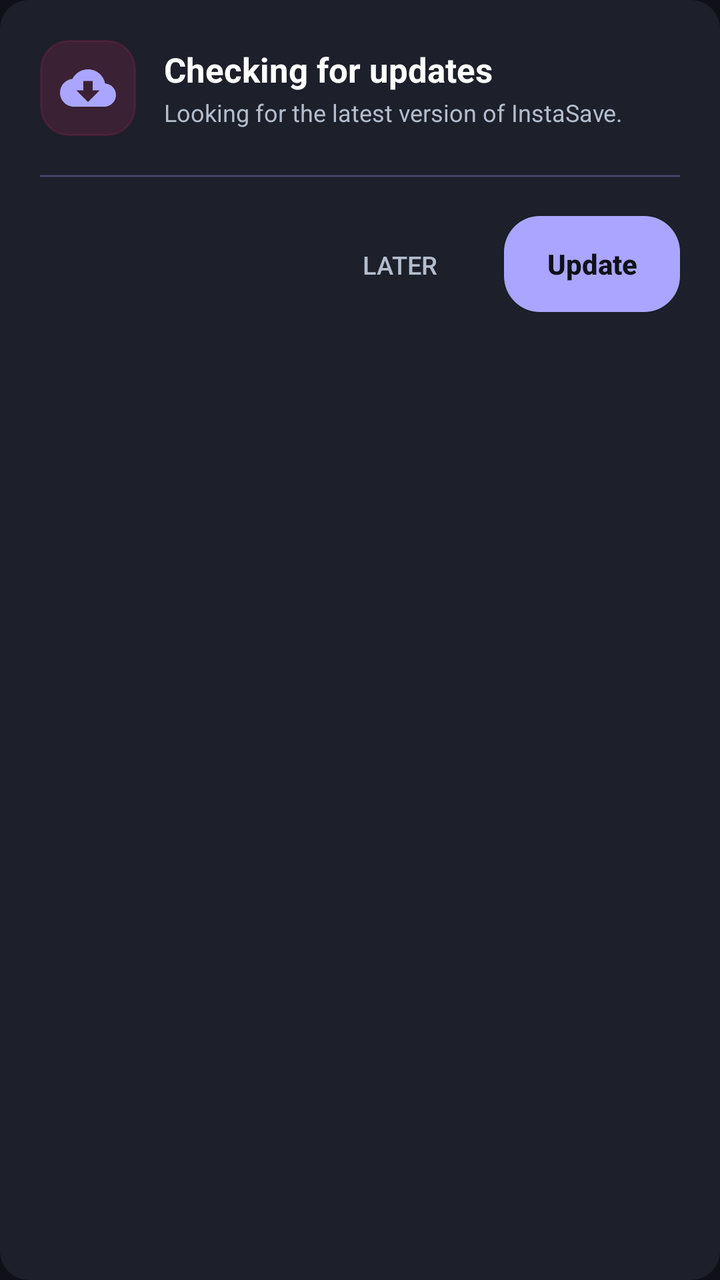
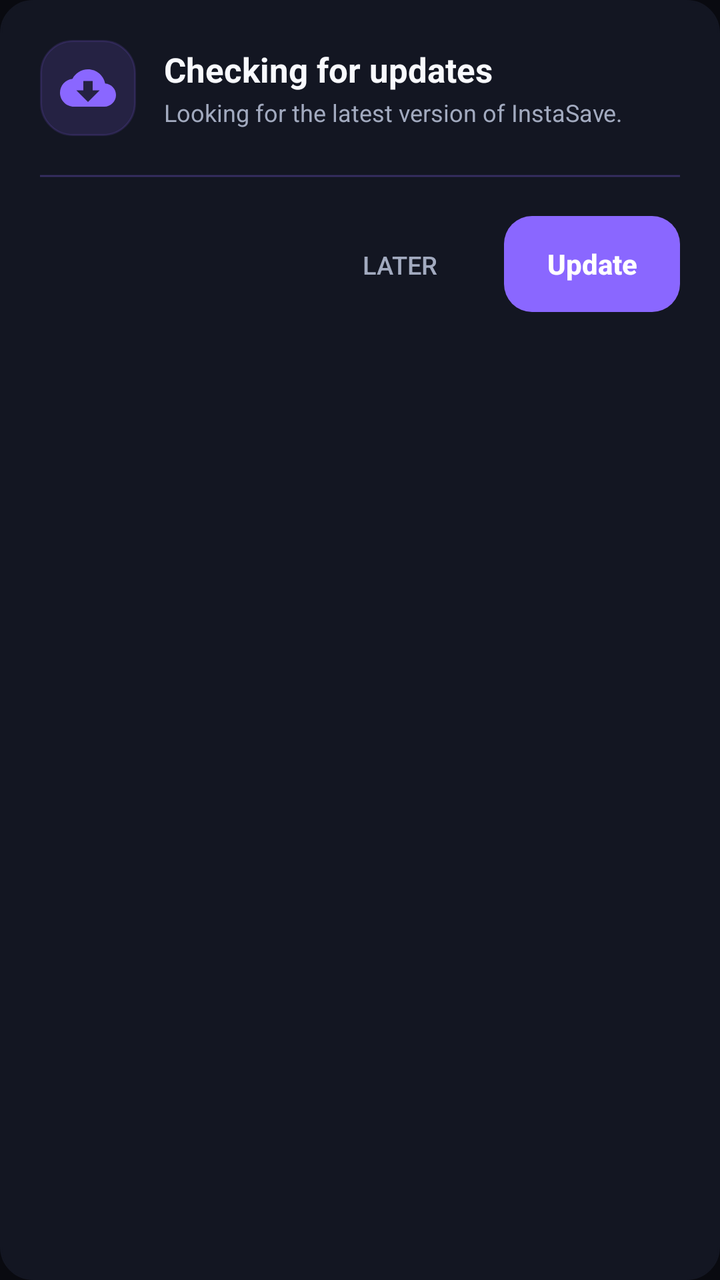

Before-and-after screenshots of an Android layout around one commit, followed by the original layout XML and the change that was made.
<!-- AndroidManifest.xml: application theme Theme.InstaSave -->
<!-- res/layout/dialog_in_app_update.xml -->
<?xml version="1.0" encoding="utf-8"?>
<LinearLayout xmlns:android="http://schemas.android.com/apk/res/android"
    android:layout_width="match_parent"
    android:layout_height="wrap_content"
    android:orientation="vertical"
    android:background="@drawable/card_background"
    android:backgroundTint="@color/card_bg"
    android:padding="20dp">

    
    <LinearLayout
        android:layout_width="match_parent"
        android:layout_height="wrap_content"
        android:orientation="horizontal"
        android:gravity="center_vertical"
        android:layout_marginBottom="14dp">

        <FrameLayout
            android:layout_width="48dp"
            android:layout_height="48dp">

            <View
                android:layout_width="match_parent"
                android:layout_height="match_parent"
                android:background="@drawable/card_background"
                android:backgroundTint="#26E1306C" />

            <ImageView
                android:id="@+id/ivUpdateDialogIcon"
                android:layout_width="28dp"
                android:layout_height="28dp"
                android:layout_gravity="center"
                android:src="@drawable/ic_cloud_download"
                android:tint="@color/insta_pink"
                android:contentDescription="Update Icon" />
        </FrameLayout>

        <LinearLayout
            android:layout_width="0dp"
            android:layout_height="wrap_content"
            android:layout_weight="1"
            android:orientation="vertical"
            android:layout_marginStart="14dp">

            <TextView
                android:id="@+id/tvUpdateDialogTitle"
                android:layout_width="wrap_content"
                android:layout_height="wrap_content"
                android:text="Checking for updates"
                android:textSize="17sp"
                android:textStyle="bold"
                android:textColor="@color/white" />

            <TextView
                android:id="@+id/tvUpdateDialogSubtitle"
                android:layout_width="wrap_content"
                android:layout_height="wrap_content"
                android:text="Looking for the latest version of InstaSave."
                android:textSize="12sp"
                android:textColor="@color/text_secondary"
                android:layout_marginTop="2dp" />
        </LinearLayout>
    </LinearLayout>

    
    <ProgressBar
        android:id="@+id/pbUpdateChecking"
        style="?android:attr/progressBarStyleHorizontal"
        android:indeterminate="true"
        android:layout_width="match_parent"
        android:layout_height="4dp"
        android:layout_marginTop="4dp"
        android:layout_marginBottom="12dp"
        android:indeterminateTint="@color/insta_pink"
        android:visibility="visible" />

    
    <LinearLayout
        android:id="@+id/layoutReleaseNotes"
        android:layout_width="match_parent"
        android:layout_height="wrap_content"
        android:orientation="vertical"
        android:background="@drawable/card_background"
        android:backgroundTint="#1E1C2B"
        android:padding="14dp"
        android:layout_marginBottom="14dp"
        android:visibility="gone">

        <LinearLayout
            android:layout_width="match_parent"
            android:layout_height="wrap_content"
            android:orientation="horizontal"
            android:gravity="center_vertical">

            <TextView
                android:id="@+id/tvReleaseVersion"
                android:layout_width="0dp"
                android:layout_height="wrap_content"
                android:layout_weight="1"
                android:text="Version 1.2.1"
                android:textSize="13.5sp"
                android:textStyle="bold"
                android:textColor="@color/insta_pink" />

            <TextView
                android:id="@+id/tvReleaseSize"
                android:layout_width="wrap_content"
                android:layout_height="wrap_content"
                android:text="3.8 MB"
                android:textSize="11.5sp"
                android:textStyle="bold"
                android:textColor="@color/text_muted"
                android:background="@drawable/card_background"
                android:backgroundTint="#2A2838"
                android:paddingHorizontal="8dp"
                android:paddingVertical="2dp" />
        </LinearLayout>

        <View
            android:layout_width="match_parent"
            android:layout_height="1dp"
            android:background="#1AFFFFFF"
            android:layout_marginTop="8dp"
            android:layout_marginBottom="8dp" />

        <TextView
            android:id="@+id/tvReleaseNotes"
            android:layout_width="match_parent"
            android:layout_height="wrap_content"
            android:text="What's new in this build..."
            android:textSize="12sp"
            android:textColor="@color/text_secondary"
            android:lineSpacingExtra="3dp" />
    </LinearLayout>

    
    <LinearLayout
        android:id="@+id/layoutUpdateProgress"
        android:layout_width="match_parent"
        android:layout_height="wrap_content"
        android:orientation="vertical"
        android:background="@drawable/card_background"
        android:backgroundTint="#1D1A2E"
        android:padding="14dp"
        android:layout_marginBottom="14dp"
        android:visibility="gone">

        <LinearLayout
            android:layout_width="match_parent"
            android:layout_height="wrap_content"
            android:orientation="horizontal"
            android:gravity="center_vertical">

            <TextView
                android:id="@+id/tvDownloadProgressStatus"
                android:layout_width="0dp"
                android:layout_height="wrap_content"
                android:layout_weight="1"
                android:text="Downloading update..."
                android:textSize="12sp"
                android:textColor="@color/text_primary" />

            <TextView
                android:id="@+id/tvUpdatePercent"
                android:layout_width="wrap_content"
                android:layout_height="wrap_content"
                android:text="0%"
                android:textSize="13sp"
                android:textStyle="bold"
                android:textColor="@color/insta_pink" />
        </LinearLayout>

        <ProgressBar
            android:id="@+id/pbUpdateDownload"
            style="?android:attr/progressBarStyleHorizontal"
            android:layout_width="match_parent"
            android:layout_height="8dp"
            android:layout_marginTop="10dp"
            android:max="100"
            android:progress="0"
            android:progressTint="@color/insta_pink" />
    </LinearLayout>

    
    <LinearLayout
        android:layout_width="match_parent"
        android:layout_height="wrap_content"
        android:orientation="horizontal"
        android:gravity="end"
        android:layout_marginTop="6dp">

        <Button
            android:id="@+id/btnUpdateNegative"
            style="@style/Widget.AppCompat.Button.Borderless"
            android:layout_width="wrap_content"
            android:layout_height="wrap_content"
            android:minHeight="48dp"
            android:text="Later"
            android:textColor="@color/text_secondary"
            android:textSize="12.5sp"
            android:paddingHorizontal="16dp" />

        <Button
            android:id="@+id/btnUpdatePositive"
            style="@style/Widget.AppCompat.Button.Borderless"
            android:layout_width="wrap_content"
            android:layout_height="wrap_content"
            android:minHeight="48dp"
            android:layout_marginStart="8dp"
            android:text="Update"
            android:textColor="@color/bg_dark"
            android:textAllCaps="false"
            android:textSize="14sp"
            android:textStyle="bold"
            android:background="@drawable/btn_rounded_accent"
            android:backgroundTint="@color/insta_pink"
            android:paddingHorizontal="20dp" />
    </LinearLayout>

</LinearLayout>
<!-- resources referenced by this layout -->
<resources>
  <color name="bg_dark">#101118</color>
  <color name="card_bg">#1D1F2A</color>
  <color name="insta_pink">#AAA6FF</color>
  <color name="text_muted">#929FB4</color>
  <color name="text_primary">#F3F4F6</color>
  <color name="text_secondary">#B3BDCE</color>
  <color name="white">#FFFFFFFF</color>
  <!-- drawable btn_rounded_accent (drawable) -->
  <?xml version="1.0" encoding="utf-8"?>
  <shape xmlns:android="http://schemas.android.com/apk/res/android"
      android:shape="rectangle">
      <corners android:radius="18dp" />
      <gradient
          android:angle="0"
          android:startColor="#833AB4"
          android:centerColor="#FD1D1D"
          android:endColor="#FCB045"
          android:type="linear" />
  </shape>
  <!-- drawable card_background (drawable) -->
  <?xml version="1.0" encoding="utf-8"?>
  <shape xmlns:android="http://schemas.android.com/apk/res/android"
      android:shape="rectangle">
      <solid android:color="@color/card_bg" />
      <corners android:radius="14dp" />
      <stroke
          android:width="1dp"
          android:color="@color/card_stroke" />
  </shape>
  <!-- drawable ic_cloud_download (drawable) -->
  <?xml version="1.0" encoding="utf-8"?>
  <vector xmlns:android="http://schemas.android.com/apk/res/android"
      android:width="24dp"
      android:height="24dp"
      android:viewportWidth="24"
      android:viewportHeight="24">
      <path
          android:fillColor="#E1306C"
          android:pathData="M19.35,10.04C18.67,6.59 15.64,4 12,4 9.11,4 6.6,5.64 5.35,8.04 2.34,8.36 0,10.91 0,14c0,3.31 2.69,6 6,6h13c2.76,0 5,-2.24 5,-5 0,-2.64 -2.05,-4.78 -4.65,-4.96zM17,13l-5,5 -5,-5h3V9h4v4h3z" />
  </vector>
  <style name="Theme.InstaSave" parent="Theme.Material3.Dark.NoActionBar">
          
          <item name="colorPrimary">@color/insta_pink</item>
          <item name="android:statusBarColor">@color/bg_dark</item>
          <item name="colorOnPrimary">@color/bg_dark</item>
          <item name="colorAccent">@color/insta_coral</item>
  
          
          <item name="colorSecondaryContainer">#37344E</item>
          <item name="colorOnSecondaryContainer">@color/insta_pink</item>
  
          
          <item name="android:colorBackground">@color/bg_dark</item>
          <item name="colorSurface">@color/bg_dark</item>
          <item name="colorSurfaceContainer">@color/card_bg</item>
          <item name="colorOnSurface">@color/text_primary</item>
          <item name="colorOnSurfaceVariant">@color/text_secondary</item>
          <item name="colorOutline">@color/card_stroke</item>
  
          
          <item name="bottomNavigationStyle">@style/Widget.InstaSave.BottomNav</item>
      </style>
  <color name="card_stroke">#373948</color>
  <color name="insta_coral">#938DFF</color>
  <style name="Widget.InstaSave.BottomNav" parent="Widget.Material3.BottomNavigationView">
          <item name="itemActiveIndicatorStyle">@style/Widget.InstaSave.BottomNav.Indicator</item>
      </style>
  <style name="Widget.InstaSave.BottomNav.Indicator" parent="Widget.Material3.BottomNavigationView.ActiveIndicator">
          <item name="android:color">#37344E</item>
          <item name="android:width">56dp</item>
          <item name="android:height">32dp</item>
      </style>
</resources>

<!-- the commit's change to res/layout/dialog_in_app_update.xml (unified diff, before → after) -->
@@ -23,7 +23,7 @@
                 android:layout_width="match_parent"
                 android:layout_height="match_parent"
                 android:background="@drawable/card_background"
-                android:backgroundTint="#26E1306C" />
+                android:backgroundTint="#268A67FF" />
 
             <ImageView
                 android:id="@+id/ivUpdateDialogIcon"
@@ -49,7 +49,7 @@
                 android:text="Checking for updates"
                 android:textSize="17sp"
                 android:textStyle="bold"
-                android:textColor="@color/white" />
+                android:textColor="@color/text_primary" />
 
             <TextView
                 android:id="@+id/tvUpdateDialogSubtitle"
@@ -81,7 +81,7 @@
         android:layout_height="wrap_content"
         android:orientation="vertical"
         android:background="@drawable/card_background"
-        android:backgroundTint="#1E1C2B"
+        android:backgroundTint="@color/surface_variant"
         android:padding="14dp"
         android:layout_marginBottom="14dp"
         android:visibility="gone">
@@ -97,7 +97,7 @@
                 android:layout_width="0dp"
                 android:layout_height="wrap_content"
                 android:layout_weight="1"
-                android:text="Version 1.2.1"
+                android:text="Version 1.3.6"
                 android:textSize="13.5sp"
                 android:textStyle="bold"
                 android:textColor="@color/insta_pink" />
@@ -111,7 +111,7 @@
                 android:textStyle="bold"
                 android:textColor="@color/text_muted"
                 android:background="@drawable/card_background"
-                android:backgroundTint="#2A2838"
+                android:backgroundTint="@color/card_bg"
                 android:paddingHorizontal="8dp"
                 android:paddingVertical="2dp" />
         </LinearLayout>
@@ -119,7 +119,7 @@
         <View
             android:layout_width="match_parent"
             android:layout_height="1dp"
-            android:background="#1AFFFFFF"
+            android:background="@color/card_stroke"
             android:layout_marginTop="8dp"
             android:layout_marginBottom="8dp" />
 
@@ -140,7 +140,7 @@
         android:layout_height="wrap_content"
         android:orientation="vertical"
         android:background="@drawable/card_background"
-        android:backgroundTint="#1D1A2E"
+        android:backgroundTint="@color/surface_variant"
         android:padding="14dp"
         android:layout_marginBottom="14dp"
         android:visibility="gone">
@@ -208,12 +208,11 @@
             android:minHeight="48dp"
             android:layout_marginStart="8dp"
             android:text="Update"
-            android:textColor="@color/bg_dark"
+            android:textColor="@color/white"
             android:textAllCaps="false"
             android:textSize="14sp"
             android:textStyle="bold"
-            android:background="@drawable/btn_rounded_accent"
-            android:backgroundTint="@color/insta_pink"
+            android:background="@drawable/btn_hero_gradient"
             android:paddingHorizontal="20dp" />
     </LinearLayout>
 
<!-- resource entries referenced after the edit -->
@@ -1,30 +1,35 @@
 <!-- resources referenced by this layout -->
 <resources>
-  <color name="bg_dark">#101118</color>
-  <color name="card_bg">#1D1F2A</color>
-  <color name="insta_pink">#AAA6FF</color>
-  <color name="text_muted">#929FB4</color>
-  <color name="text_primary">#F3F4F6</color>
-  <color name="text_secondary">#B3BDCE</color>
+  <color name="bg_dark">#090A10</color>
+  <color name="card_bg">#131622</color>
+  <color name="insta_pink">#8A67FF</color>
+  <color name="surface_variant">#191E2E</color>
+  <color name="text_muted">#68728A</color>
+  <color name="text_primary">#F8F9FD</color>
+  <color name="text_secondary">#A2AABF</color>
   <color name="white">#FFFFFFFF</color>
-  <!-- drawable btn_rounded_accent (drawable) -->
+  <!-- drawable btn_hero_gradient (drawable) -->
   <?xml version="1.0" encoding="utf-8"?>
-  <shape xmlns:android="http://schemas.android.com/apk/res/android"
-      android:shape="rectangle">
-      <corners android:radius="18dp" />
-      <gradient
-          android:angle="0"
-          android:startColor="#833AB4"
-          android:centerColor="#FD1D1D"
-          android:endColor="#FCB045"
-          android:type="linear" />
-  </shape>
+  <ripple xmlns:android="http://schemas.android.com/apk/res/android"
+      android:color="#33FFFFFF">
+      <item>
+          <shape android:shape="rectangle">
+              <corners android:radius="14dp" />
+              <gradient
+                  android:angle="0"
+                  android:startColor="#7850FD"
+                  android:centerColor="#D62976"
+                  android:endColor="#FF6A30"
+                  android:type="linear" />
+          </shape>
+      </item>
+  </ripple>
   <!-- drawable card_background (drawable) -->
   <?xml version="1.0" encoding="utf-8"?>
   <shape xmlns:android="http://schemas.android.com/apk/res/android"
       android:shape="rectangle">
       <solid android:color="@color/card_bg" />
-      <corners android:radius="14dp" />
+      <corners android:radius="16dp" />
       <stroke
           android:width="1dp"
           android:color="@color/card_stroke" />
@@ -44,17 +49,21 @@
           
           <item name="colorPrimary">@color/insta_pink</item>
           <item name="android:statusBarColor">@color/bg_dark</item>
-          <item name="colorOnPrimary">@color/bg_dark</item>
+          <item name="android:navigationBarColor">@color/bg_dark</item>
+          <item name="android:windowLightStatusBar">false</item>
+          <item name="android:windowLightNavigationBar">false</item>
+          <item name="colorOnPrimary">@color/white</item>
           <item name="colorAccent">@color/insta_coral</item>
   
           
-          <item name="colorSecondaryContainer">#37344E</item>
+          <item name="colorSecondaryContainer">#25213D</item>
           <item name="colorOnSecondaryContainer">@color/insta_pink</item>
   
           
           <item name="android:colorBackground">@color/bg_dark</item>
           <item name="colorSurface">@color/bg_dark</item>
           <item name="colorSurfaceContainer">@color/card_bg</item>
+          <item name="colorSurfaceContainerHigh">@color/surface_elevated</item>
           <item name="colorOnSurface">@color/text_primary</item>
           <item name="colorOnSurfaceVariant">@color/text_secondary</item>
           <item name="colorOutline">@color/card_stroke</item>
@@ -62,15 +71,21 @@
           
           <item name="bottomNavigationStyle">@style/Widget.InstaSave.BottomNav</item>
       </style>
-  <color name="card_stroke">#373948</color>
-  <color name="insta_coral">#938DFF</color>
+  <color name="card_stroke">#252B3E</color>
+  <color name="insta_coral">#FF3377</color>
+  <color name="surface_elevated">#1E2335</color>
   <style name="Widget.InstaSave.BottomNav" parent="Widget.Material3.BottomNavigationView">
           <item name="itemActiveIndicatorStyle">@style/Widget.InstaSave.BottomNav.Indicator</item>
+          <item name="itemRippleColor">#208A67FF</item>
       </style>
   <style name="Widget.InstaSave.BottomNav.Indicator" parent="Widget.Material3.BottomNavigationView.ActiveIndicator">
-          <item name="android:color">#37344E</item>
-          <item name="android:width">56dp</item>
+          <item name="android:color">#25213D</item>
+          <item name="android:width">60dp</item>
           <item name="android:height">32dp</item>
+          <item name="shapeAppearance">@style/ShapeAppearance.InstaSave.NavIndicator</item>
+      </style>
+  <style name="ShapeAppearance.InstaSave.NavIndicator" parent="ShapeAppearance.Material3.Corner.Full">
+          <item name="cornerSize">16dp</item>
       </style>
 </resources>
 
